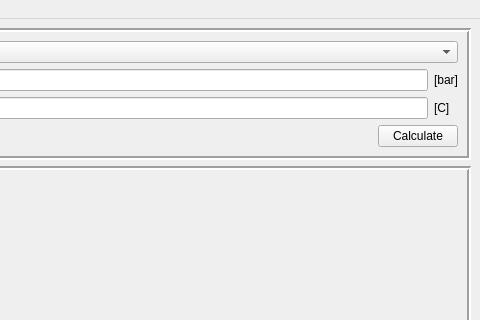
Before: the Qt Designer form H2Oprops/H2Oprops.ui in nicolasedh/H2Oprops, drawn with Qt 5; both pictures show x 208 to 688 and y 0 to 320 of the 688 by 709 pixel window.
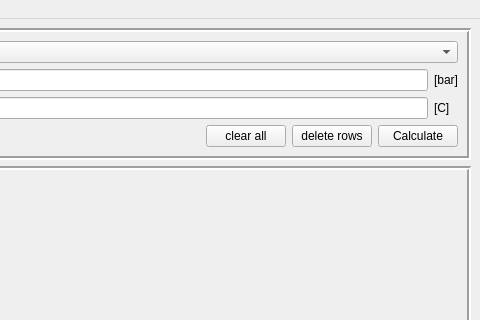
After: the same form once the commit is applied.

Commit message: added clear and remove buttons

Diff of the .ui file:
```diff
--- a/H2Oprops/H2Oprops.ui
+++ b/H2Oprops/H2Oprops.ui
@@ -131,6 +131,20 @@
            </property>
           </spacer>
          </item>
+         <item>
+          <widget class="QPushButton" name="clearButton">
+           <property name="text">
+            <string>clear all</string>
+           </property>
+          </widget>
+         </item>
+         <item>
+          <widget class="QPushButton" name="delButton">
+           <property name="text">
+            <string>delete rows</string>
+           </property>
+          </widget>
+         </item>
          <item>
           <widget class="QPushButton" name="pushButton_calculate">
            <property name="text">
```
Left out of the diff: 3 changed lines with no effect on the pictures. The commit also changes 2 other files.
